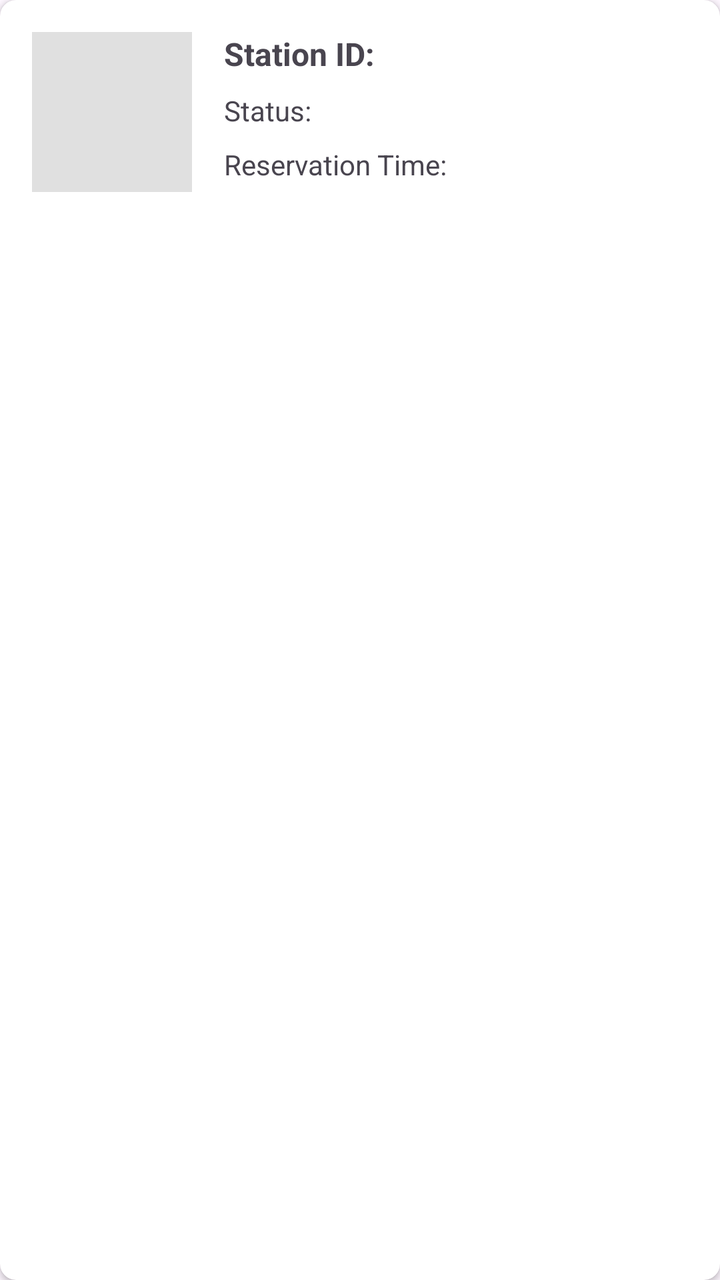
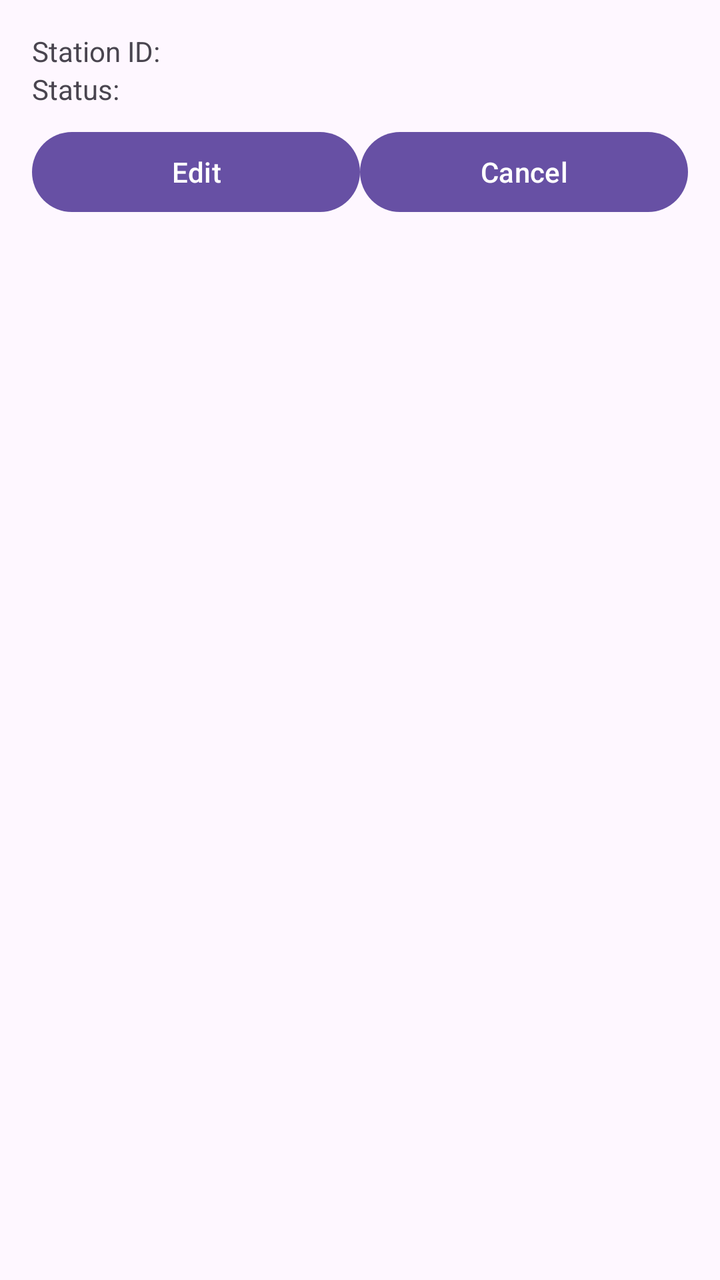

The first picture is an Android layout as it rendered before a commit; the second is the same layout after the commit. The layout source and the unified diff follow.
<!-- AndroidManifest.xml: application theme Theme.EV -->
<!-- res/layout/booking_item.xml -->
<?xml version="1.0" encoding="utf-8"?>
<androidx.cardview.widget.CardView xmlns:android="http://schemas.android.com/apk/res/android"
    xmlns:app="http://schemas.android.com/apk/res-auto"
    android:layout_width="match_parent"
    android:layout_height="wrap_content"
    android:layout_margin="8dp"
    app:cardCornerRadius="8dp">

    <androidx.constraintlayout.widget.ConstraintLayout
        android:layout_width="match_parent"
        android:layout_height="wrap_content"
        android:padding="16dp">

        <ImageView
            android:id="@+id/bookingImageView"
            android:layout_width="80dp"
            android:layout_height="80dp"
            android:src="@drawable/placeholder_image" 
            app:layout_constraintStart_toStartOf="parent"
            app:layout_constraintTop_toTopOf="parent" />

        <TextView
            android:id="@+id/stationIdTextView"
            android:layout_width="0dp"
            android:layout_height="wrap_content"
            android:layout_marginStart="16dp"
            android:text="Station ID: "
            android:textSize="16sp"
            android:textStyle="bold"
            app:layout_constraintEnd_toEndOf="parent"
            app:layout_constraintStart_toEndOf="@+id/bookingImageView"
            app:layout_constraintTop_toTopOf="parent" />

        <TextView
            android:id="@+id/statusTextView"
            android:layout_width="0dp"
            android:layout_height="wrap_content"
            android:layout_marginStart="16dp"
            android:layout_marginTop="8dp"
            android:text="Status: "
            android:textSize="14sp"
            app:layout_constraintEnd_toEndOf="parent"
            app:layout_constraintStart_toEndOf="@+id/bookingImageView"
            app:layout_constraintTop_toBottomOf="@+id/stationIdTextView" />

        <TextView
            android:id="@+id/reservationTimeTextView"
            android:layout_width="0dp"
            android:layout_height="wrap_content"
            android:layout_marginStart="16dp"
            android:layout_marginTop="8dp"
            android:text="Reservation Time: "
            android:textSize="14sp"
            app:layout_constraintEnd_toEndOf="parent"
            app:layout_constraintStart_toEndOf="@+id/bookingImageView"
            app:layout_constraintTop_toBottomOf="@+id/statusTextView" />

    </androidx.constraintlayout.widget.ConstraintLayout>
</androidx.cardview.widget.CardView>
<!-- resources referenced by this layout -->
<resources>
  <!-- drawable placeholder_image (drawable) -->
  <?xml version="1.0" encoding="utf-8"?>
  <shape xmlns:android="http://schemas.android.com/apk/res/android">
      <solid android:color="#E0E0E0" />
  </shape>
  <style name="Theme.EV" parent="Base.Theme.EV" />
  <style name="Base.Theme.EV" parent="Theme.Material3.DayNight.NoActionBar">
          
          
      </style>
</resources>

<!-- the commit's change to res/layout/booking_item.xml (unified diff, before → after) -->
@@ -1,59 +1,42 @@
 <?xml version="1.0" encoding="utf-8"?>
-<androidx.cardview.widget.CardView xmlns:android="http://schemas.android.com/apk/res/android"
-    xmlns:app="http://schemas.android.com/apk/res-auto"
+<LinearLayout xmlns:android="http://schemas.android.com/apk/res/android"
     android:layout_width="match_parent"
     android:layout_height="wrap_content"
-    android:layout_margin="8dp"
-    app:cardCornerRadius="8dp">
+    android:orientation="vertical"
+    android:padding="16dp">
 
-    <androidx.constraintlayout.widget.ConstraintLayout
+    <TextView
+        android:id="@+id/stationIdTextView"
+        android:layout_width="wrap_content"
+        android:layout_height="wrap_content"
+        android:text="Station ID:" />
+
+    <TextView
+        android:id="@+id/statusTextView"
+        android:layout_width="wrap_content"
+        android:layout_height="wrap_content"
+        android:text="Status:" />
+
+    <LinearLayout
         android:layout_width="match_parent"
         android:layout_height="wrap_content"
-        android:padding="16dp">
+        android:orientation="horizontal"
+        android:layout_marginTop="8dp">
 
-        <ImageView
-            android:id="@+id/bookingImageView"
-            android:layout_width="80dp"
-            android:layout_height="80dp"
-            android:src="@drawable/placeholder_image" 
-            app:layout_constraintStart_toStartOf="parent"
-            app:layout_constraintTop_toTopOf="parent" />
-
-        <TextView
-            android:id="@+id/stationIdTextView"
+        <Button
+            android:id="@+id/editButton"
             android:layout_width="0dp"
             android:layout_height="wrap_content"
-            android:layout_marginStart="16dp"
-            android:text="Station ID: "
-            android:textSize="16sp"
-            android:textStyle="bold"
-            app:layout_constraintEnd_toEndOf="parent"
-            app:layout_constraintStart_toEndOf="@+id/bookingImageView"
-            app:layout_constraintTop_toTopOf="parent" />
+            android:layout_weight="1"
+            android:text="Edit" />
 
-        <TextView
-            android:id="@+id/statusTextView"
+        <Button
+            android:id="@+id/cancelButton"
             android:layout_width="0dp"
             android:layout_height="wrap_content"
-            android:layout_marginStart="16dp"
-            android:layout_marginTop="8dp"
-            android:text="Status: "
-            android:textSize="14sp"
-            app:layout_constraintEnd_toEndOf="parent"
-            app:layout_constraintStart_toEndOf="@+id/bookingImageView"
-            app:layout_constraintTop_toBottomOf="@+id/stationIdTextView" />
+            android:layout_weight="1"
+            android:text="Cancel" />
 
-        <TextView
-            android:id="@+id/reservationTimeTextView"
-            android:layout_width="0dp"
-            android:layout_height="wrap_content"
-            android:layout_marginStart="16dp"
-            android:layout_marginTop="8dp"
-            android:text="Reservation Time: "
-            android:textSize="14sp"
-            app:layout_constraintEnd_toEndOf="parent"
-            app:layout_constraintStart_toEndOf="@+id/bookingImageView"
-            app:layout_constraintTop_toBottomOf="@+id/statusTextView" />
+    </LinearLayout>
 
-    </androidx.constraintlayout.widget.ConstraintLayout>
-</androidx.cardview.widget.CardView>
+</LinearLayout>
<!-- resource entries referenced after the edit -->
@@ -1,10 +1,5 @@
 <!-- resources referenced by this layout -->
 <resources>
-  <!-- drawable placeholder_image (drawable) -->
-  <?xml version="1.0" encoding="utf-8"?>
-  <shape xmlns:android="http://schemas.android.com/apk/res/android">
-      <solid android:color="#E0E0E0" />
-  </shape>
   <style name="Theme.EV" parent="Base.Theme.EV" />
   <style name="Base.Theme.EV" parent="Theme.Material3.DayNight.NoActionBar">
           
